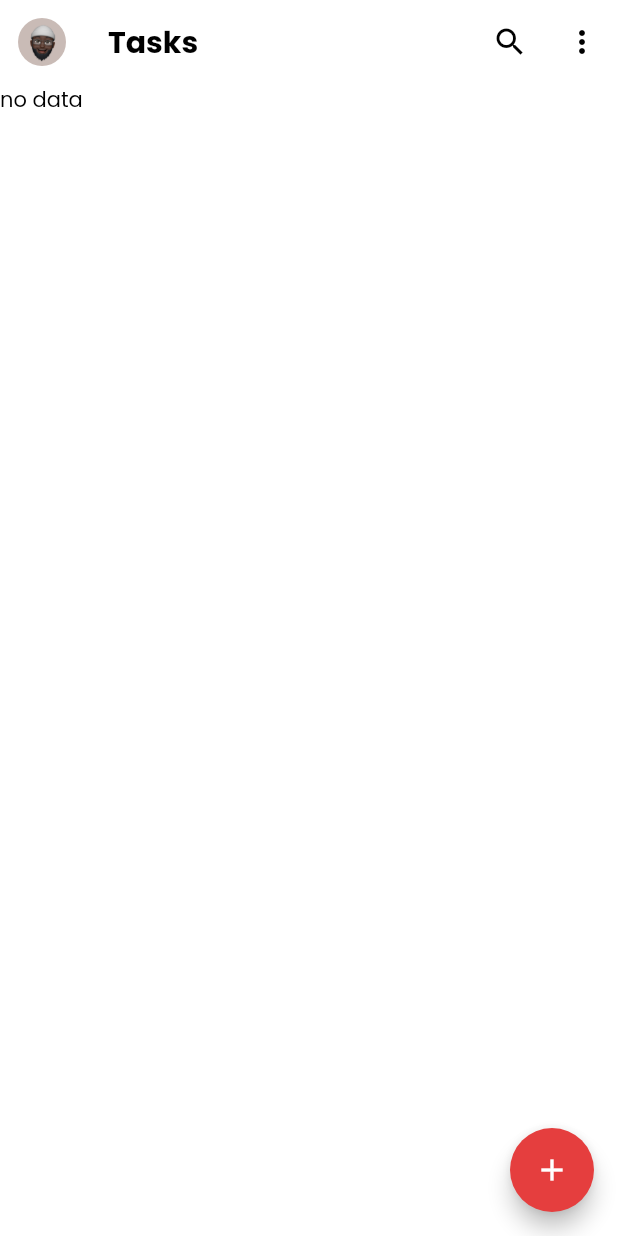
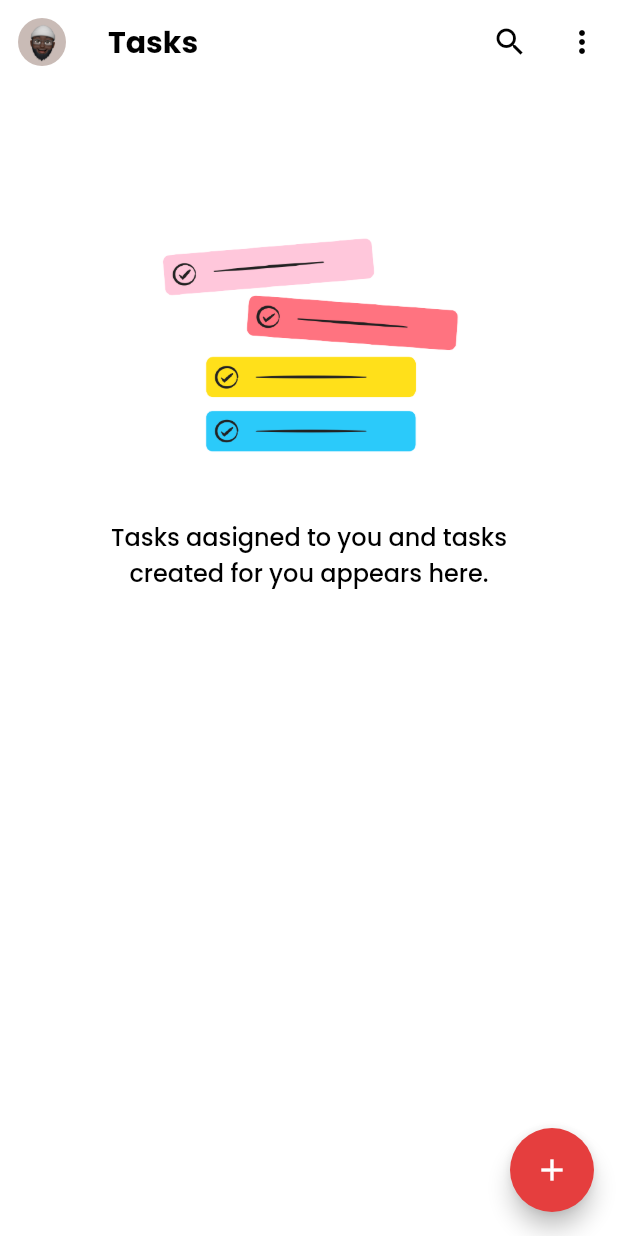
Before and after one commit to iamEtornam/Tasky-Mobile-App, a Flutter app: the TaskView screen opened directly, on a phone screen of 412 x 824 dp. Run offline on Flutter 3.47's test engine with Material 2 defaults, Android fonts, the phone set to English and light mode, and no system bars; our stand-ins replace bot_toast, dotted_border, firebase_analytics, firebase_auth, firebase_core, firebase_crashlytics and 13 more; missing offline and left inert: apple_sign_in, flutter_custom_dialog, flutter_image_stack, groovin_widgets, sample_data, strings and 2 more; accounts and stored records are empty.

Commit message:
replace no data widget

```diff
--- a/lib/views/task/task_view.dart
+++ b/lib/views/task/task_view.dart
@@ -8,6 +8,7 @@ import 'package:tasky_app/managers/task_manager.dart';
 import 'package:tasky_app/models/task.dart';
 import 'package:tasky_app/shared_widgets/custom_appbar_widget.dart';
 import 'package:tasky_app/shared_widgets/custom_checkbox_widget.dart';
+import 'package:tasky_app/shared_widgets/empty_widget.dart';
 import 'package:tasky_app/utils/ui_utils/custom_colors.dart';
 
 final TaskManager _taskManager = GetIt.I.get<TaskManager>();
@@ -60,11 +61,19 @@ class _TaskViewState extends State<TaskView> {
 
             if (snapshot.connectionState == ConnectionState.done &&
                 !snapshot.hasData) {
-              return Text('no data');
+                return EmptyWidget(
+                    imageAsset: 'no_task.png',
+                    message:
+                        'Tasks aasigned to you and tasks created for you appears here.',
+                  );
             }
 
             if (snapshot.data == null) {
-              return Text('no data');
+                return EmptyWidget(
+                    imageAsset: 'no_task.png',
+                    message:
+                        'Tasks aasigned to you and tasks created for you appears here.',
+                  );
             }
 
             return ListView(
```
